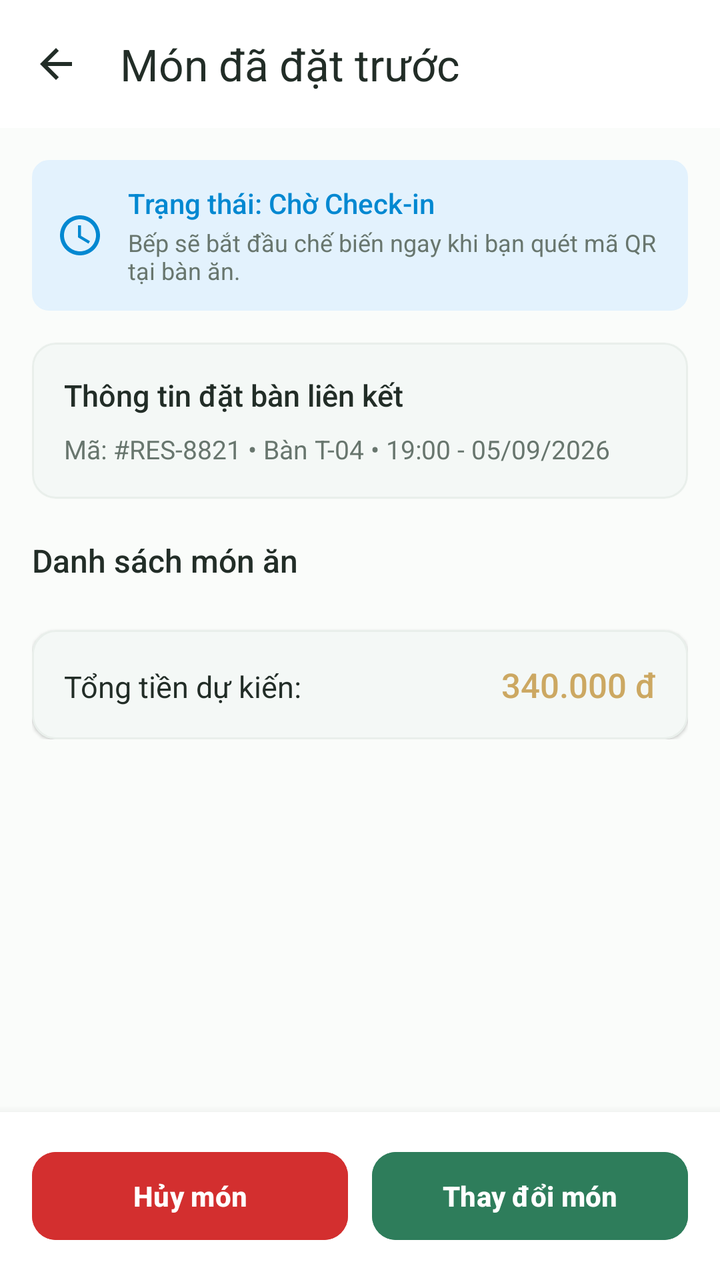
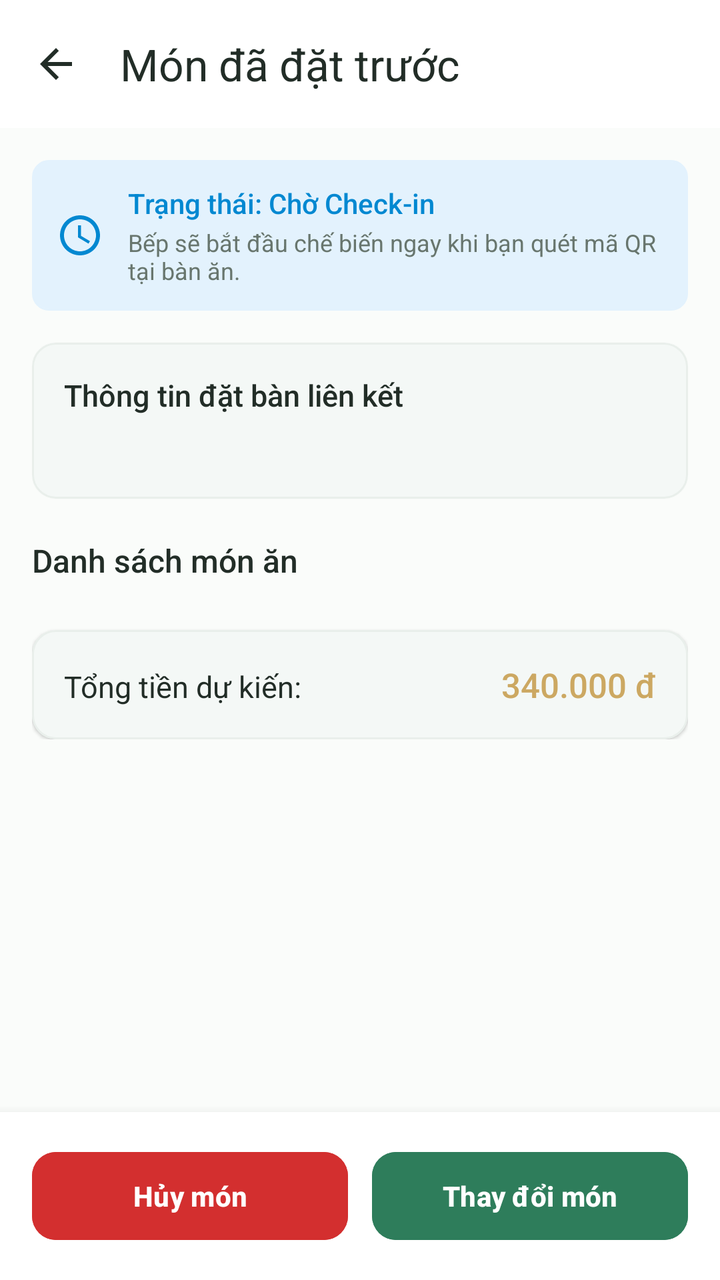

The first picture is an Android layout as it rendered before a commit; the second is the same layout after the commit. The layout source and the unified diff follow.
<!-- AndroidManifest.xml: application theme Theme.VietTable -->
<!-- res/layout/fragment_preorder_detail.xml -->
<?xml version="1.0" encoding="utf-8"?>
<androidx.coordinatorlayout.widget.CoordinatorLayout xmlns:android="http://schemas.android.com/apk/res/android"
    xmlns:app="http://schemas.android.com/apk/res-auto"
    android:layout_width="match_parent"
    android:layout_height="match_parent"
    android:background="@color/colorBackground">

    <com.google.android.material.appbar.AppBarLayout
        android:layout_width="match_parent"
        android:layout_height="wrap_content"
        android:background="@color/colorSurface"
        app:elevation="0dp">

        <com.google.android.material.appbar.MaterialToolbar
            android:id="@+id/toolbar"
            android:layout_width="match_parent"
            android:layout_height="?attr/actionBarSize"
            app:navigationIcon="@drawable/ic_back"
            app:navigationIconTint="@color/colorTextPrimary"
            app:title="Món đã đặt trước"
            app:titleTextColor="@color/colorTextPrimary" />
    </com.google.android.material.appbar.AppBarLayout>

    <androidx.core.widget.NestedScrollView
        android:layout_width="match_parent"
        android:layout_height="match_parent"
        android:paddingBottom="96dp"
        app:layout_behavior="@string/appbar_scrolling_view_behavior">

        <LinearLayout
            android:layout_width="match_parent"
            android:layout_height="wrap_content"
            android:orientation="vertical"
            android:padding="16dp">

            
            <LinearLayout
                android:layout_width="match_parent"
                android:layout_height="wrap_content"
                android:background="@drawable/bg_badge"
                android:backgroundTint="#E3F2FD"
                android:gravity="center_vertical"
                android:orientation="horizontal"
                android:padding="12dp">

                <ImageView
                    android:layout_width="24dp"
                    android:layout_height="24dp"
                    android:src="@drawable/ic_clock"
                    app:tint="@color/colorInfo" />

                <LinearLayout
                    android:layout_width="0dp"
                    android:layout_height="wrap_content"
                    android:layout_marginStart="12dp"
                    android:layout_weight="1"
                    android:orientation="vertical">

                    <TextView
                        android:layout_width="wrap_content"
                        android:layout_height="wrap_content"
                        android:fontFamily="sans-serif-medium"
                        android:text="Trạng thái: Chờ Check-in"
                        android:textColor="@color/colorInfo"
                        android:textSize="14sp" />

                    <TextView
                        android:layout_width="wrap_content"
                        android:layout_height="wrap_content"
                        android:layout_marginTop="2dp"
                        android:text="Bếp sẽ bắt đầu chế biến ngay khi bạn quét mã QR tại bàn ăn."
                        android:textColor="@color/colorTextSecondary"
                        android:textSize="12sp" />
                </LinearLayout>
            </LinearLayout>

            
            <com.google.android.material.card.MaterialCardView
                android:layout_width="match_parent"
                android:layout_height="wrap_content"
                android:layout_marginTop="16dp"
                app:cardBackgroundColor="@color/colorSurface"
                app:cardCornerRadius="12dp"
                app:cardElevation="1dp"
                app:strokeColor="@color/colorDivider"
                app:strokeWidth="1dp">

                <LinearLayout
                    android:layout_width="match_parent"
                    android:layout_height="wrap_content"
                    android:orientation="vertical"
                    android:padding="16dp">

                    <TextView
                        android:layout_width="wrap_content"
                        android:layout_height="wrap_content"
                        android:fontFamily="sans-serif-medium"
                        android:text="Thông tin đặt bàn liên kết"
                        android:textColor="@color/colorTextPrimary"
                        android:textSize="15sp" />

                    <TextView
                        android:id="@+id/tvResInfo"
                        android:layout_width="wrap_content"
                        android:layout_height="wrap_content"
                        android:layout_marginTop="8dp"
                        android:text="Mã: #RES-8821 • Bàn T-04 • 19:00 - 05/09/2026"
                        android:textColor="@color/colorTextSecondary"
                        android:textSize="13sp" />
                </LinearLayout>
            </com.google.android.material.card.MaterialCardView>

            
            <TextView
                android:layout_width="wrap_content"
                android:layout_height="wrap_content"
                android:layout_marginTop="20dp"
                android:fontFamily="sans-serif-medium"
                android:text="Danh sách món ăn"
                android:textColor="@color/colorTextPrimary"
                android:textSize="16sp" />

            <androidx.recyclerview.widget.RecyclerView
                android:id="@+id/rvPreorderItems"
                android:layout_width="match_parent"
                android:layout_height="wrap_content"
                android:layout_marginTop="8dp"
                android:nestedScrollingEnabled="false" />

            
            <com.google.android.material.card.MaterialCardView
                android:layout_width="match_parent"
                android:layout_height="wrap_content"
                android:layout_marginTop="16dp"
                app:cardBackgroundColor="@color/colorSurface"
                app:cardCornerRadius="12dp"
                app:cardElevation="1dp"
                app:strokeColor="@color/colorDivider"
                app:strokeWidth="1dp">

                <LinearLayout
                    android:layout_width="match_parent"
                    android:layout_height="wrap_content"
                    android:orientation="vertical"
                    android:padding="16dp">

                    <LinearLayout
                        android:layout_width="match_parent"
                        android:layout_height="wrap_content"
                        android:orientation="horizontal">

                        <TextView
                            android:layout_width="0dp"
                            android:layout_height="wrap_content"
                            android:layout_weight="1"
                            android:text="Tổng tiền dự kiến:"
                            android:textColor="@color/colorTextPrimary"
                            android:textSize="15sp" />

                        <TextView
                            android:id="@+id/tvTotalPrice"
                            android:layout_width="wrap_content"
                            android:layout_height="wrap_content"
                            android:fontFamily="sans-serif-medium"
                            android:text="340.000 đ"
                            android:textColor="@color/colorSecondary"
                            android:textSize="17sp" />
                    </LinearLayout>
                </LinearLayout>
            </com.google.android.material.card.MaterialCardView>

        </LinearLayout>
    </androidx.core.widget.NestedScrollView>

    
    <LinearLayout
        android:layout_width="match_parent"
        android:layout_height="wrap_content"
        android:layout_gravity="bottom"
        android:tag="safe_bottom"
        android:background="@color/colorSurface"
        android:elevation="8dp"
        android:orientation="horizontal"
        android:padding="16dp">

        <com.google.android.material.button.MaterialButton
            android:id="@+id/btnCancelPreorder"
            style="@style/Widget.VietTable.Button.Destructive"
            android:layout_width="0dp"
            android:layout_height="wrap_content"
            android:layout_weight="1"
            android:text="Hủy món" />

        <com.google.android.material.button.MaterialButton
            android:id="@+id/btnEditPreorder"
            style="@style/Widget.VietTable.Button.Primary"
            android:layout_width="0dp"
            android:layout_height="wrap_content"
            android:layout_marginStart="12dp"
            android:layout_weight="1"
            android:text="Thay đổi món" />
    </LinearLayout>

</androidx.coordinatorlayout.widget.CoordinatorLayout>
<!-- resources referenced by this layout -->
<resources>
  <color name="colorBackground">#FAFCFA</color>
  <color name="colorDivider">#E9EFEB</color>
  <color name="colorInfo">#0288D1</color>
  <color name="colorSecondary">#CCA862</color>
  <color name="colorSurface">#FFFFFF</color>
  <color name="colorTextPrimary">#222D27</color>
  <color name="colorTextSecondary">#68766E</color>
  <style name="Theme.VietTable" parent="Base.Theme.VietTable" />
  <color name="surface">#FFFFFF</color>
  <color name="divider">#E9EFEB</color>
  <color name="white">#FFFFFFFF</color>
  <dimen name="btn_height_primary">52dp</dimen>
  <dimen name="radius_medium">12dp</dimen>
  <style name="Base.Theme.VietTable" parent="Theme.Material3.Light.NoActionBar">
          
          <item name="colorPrimary">@color/primary</item>
          <item name="colorPrimaryDark">@color/primary_dark</item>
          <item name="colorOnPrimary">@color/on_primary</item>
          <item name="colorPrimaryContainer">@color/primary_container</item>
          <item name="colorOnPrimaryContainer">@color/on_primary_container</item>
  
          <item name="colorSecondary">@color/accent_gold</item>
          <item name="colorOnSecondary">@color/white</item>
          <item name="colorSecondaryContainer">@color/accent_gold_container</item>
          <item name="colorOnSecondaryContainer">@color/accent_gold_dark</item>
  
          <item name="android:colorBackground">@color/bg_cream</item>
          <item name="colorSurface">@color/surface</item>
          <item name="colorOnSurface">@color/text_primary</item>
          <item name="colorSurfaceVariant">@color/surface_variant</item>
  
          <item name="colorError">@color/semantic_error</item>
          <item name="colorOnError">@color/white</item>
  
          
          <item name="android:statusBarColor">@android:color/transparent</item>
          <item name="android:windowLightStatusBar">true</item>
          <item name="android:navigationBarColor">@android:color/transparent</item>
          <item name="android:windowLightNavigationBar">true</item>
  
          
          <item name="colorAccent">@color/primary</item>
          <item name="alertDialogTheme">@style/ThemeOverlay.VietTable.Dialog.Alert</item>
          <item name="materialAlertDialogTheme">@style/ThemeOverlay.VietTable.MaterialAlertDialog</item>
          <item name="buttonBarPositiveButtonStyle">@style/Widget.VietTable.Dialog.Button.Positive</item>
          <item name="buttonBarNegativeButtonStyle">@style/Widget.VietTable.Dialog.Button.Negative</item>
          <item name="buttonBarNeutralButtonStyle">@style/Widget.VietTable.Dialog.Button.Neutral</item>
          <item name="materialButtonStyle">@style/Widget.VietTable.Button.Primary</item>
          <item name="materialButtonOutlinedStyle">@style/Widget.VietTable.Button.Outlined</item>
          <item name="borderlessButtonStyle">@style/Widget.VietTable.Button.Text</item>
          <item name="materialCardViewStyle">@style/Widget.VietTable.Card</item>
          <item name="textInputStyle">@style/Widget.VietTable.TextInputLayout</item>
          <item name="toolbarStyle">@style/Widget.VietTable.Toolbar</item>
          <item name="bottomNavigationStyle">@style/Widget.VietTable.BottomNavigationView</item>
      </style>
  <dimen name="text_button">14sp</dimen>
  <color name="primary">#2E7D5B</color>
  <color name="primary_dark">#24654A</color>
  <color name="on_primary">#FFFFFF</color>
  <color name="primary_container">#EEF7F2</color>
  <color name="on_primary_container">#1B4E38</color>
  <color name="accent_gold">#CCA862</color>
  <color name="accent_gold_container">#FAF5EB</color>
  <color name="accent_gold_dark">#9E7D33</color>
  <color name="bg_cream">#FAFCFA</color>
  <color name="text_primary">#222D27</color>
  <color name="surface_variant">#F3F7F5</color>
  <color name="semantic_error">#D32F2F</color>
  <color name="text_secondary">#68766E</color>
  <color name="transparent">#00000000</color>
  <dimen name="radius_large">16dp</dimen>
  <dimen name="card_elevation">1.5dp</dimen>
  <dimen name="card_stroke_width">1dp</dimen>
  <!-- unchanged entries left out for length: 21 -->
</resources>

<!-- the commit's change to res/layout/fragment_preorder_detail.xml (unified diff, before → after) -->
@@ -104,7 +104,7 @@
                         android:layout_width="wrap_content"
                         android:layout_height="wrap_content"
                         android:layout_marginTop="8dp"
-                        android:text="Mã: #RES-8821 • Bàn T-04 • 19:00 - 05/09/2026"
+                        android:text=""
                         android:textColor="@color/colorTextSecondary"
                         android:textSize="13sp" />
                 </LinearLayout>
<!-- resource entries referenced after the edit -->
@@ -38,7 +38,6 @@
           <item name="android:statusBarColor">@android:color/transparent</item>
           <item name="android:windowLightStatusBar">true</item>
           <item name="android:navigationBarColor">@android:color/transparent</item>
-          <item name="android:windowLightNavigationBar">true</item>
   
           
           <item name="colorAccent">@color/primary</item>
